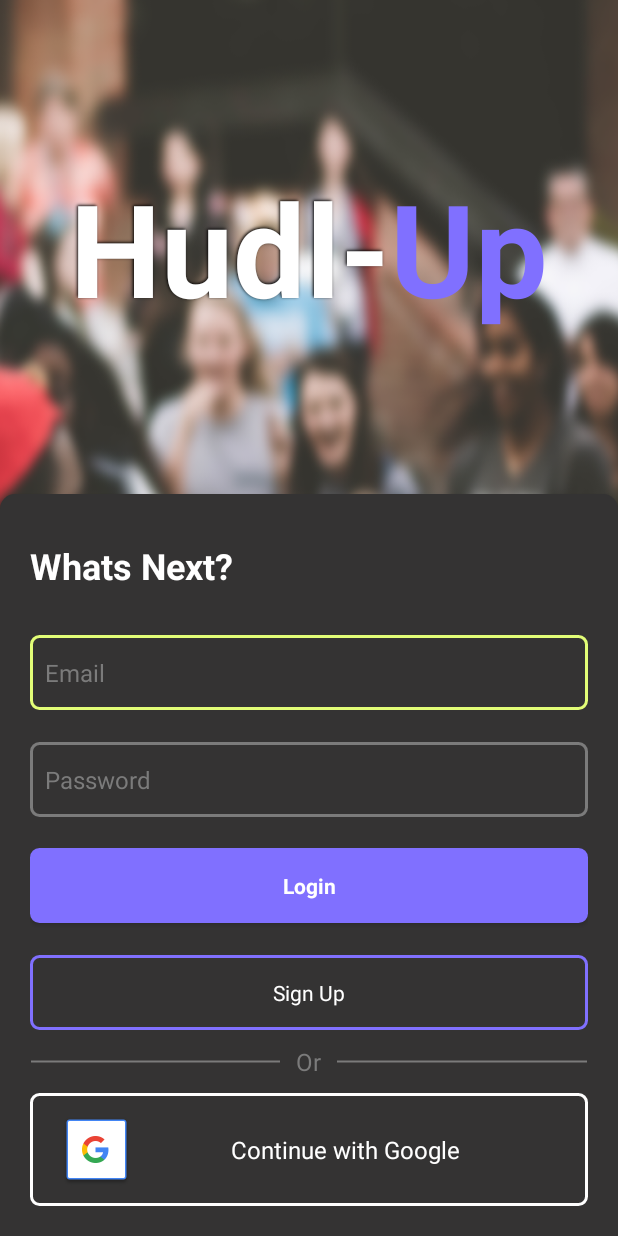
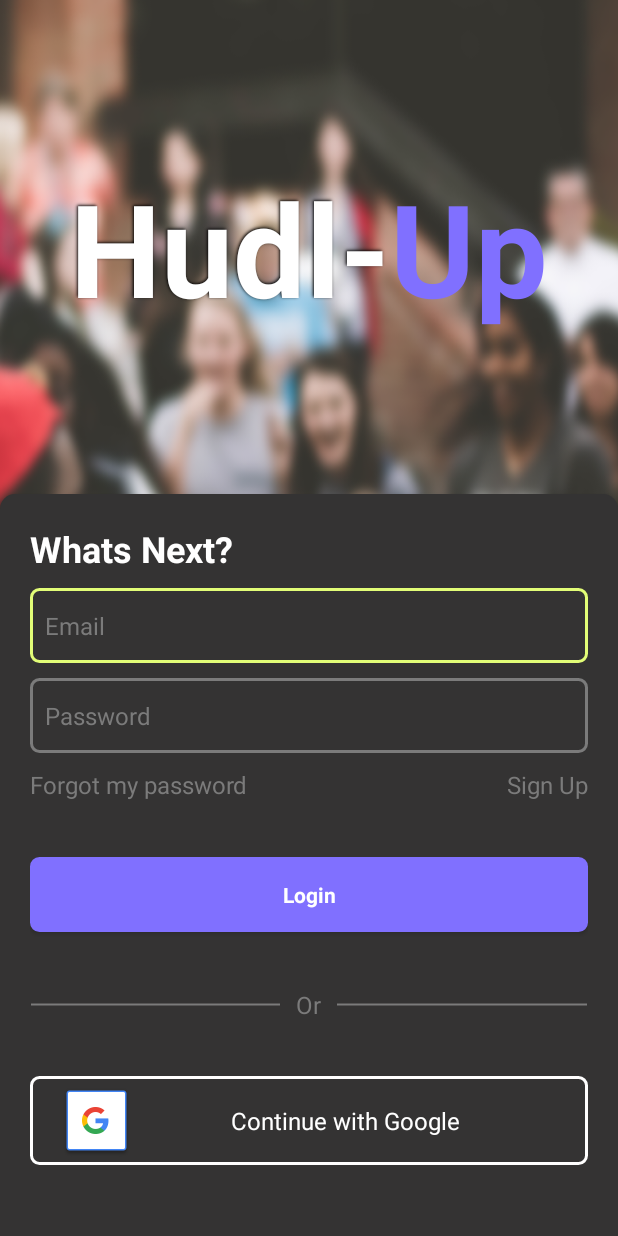
Before and after one commit to atomichades/hudlup-android-kotlin, an Android app: the screen it shows after launch (LoginActivity), on a phone screen of 412 x 824 dp. Run offline under Robolectric (Android 15) with nearby library versions, the phone set to English and light mode, and no system bars.

```diff
--- a/app/build.gradle
+++ b/app/build.gradle
@@ -6,7 +6,6 @@ plugins {
 android {
     namespace 'com.example.hudlup'
     compileSdk 33
-
     defaultConfig {
         applicationId "com.example.hudlup"
         minSdk 30
@@ -22,6 +21,11 @@ android {
             proguardFiles getDefaultProguardFile('proguard-android-optimize.txt'), 'proguard-rules.pro'
         }
     }
+
+    buildFeatures {
+        viewBinding = true
+    }
+
     compileOptions {
         sourceCompatibility JavaVersion.VERSION_11
         targetCompatibility JavaVersion.VERSION_11
--- a/app/src/main/java/com/example/hudlup/onboarding/LoginActivity.kt
+++ b/app/src/main/java/com/example/hudlup/onboarding/LoginActivity.kt
@@ -1,12 +1,30 @@
 package com.example.hudlup.onboarding
 
+import android.content.Intent
 import androidx.appcompat.app.AppCompatActivity
 import android.os.Bundle
 import com.example.hudlup.R
+import com.example.hudlup.databinding.ActivityForgottenPasswordBinding
+import com.example.hudlup.databinding.ActivityLoginBinding
 
 class LoginActivity : AppCompatActivity() {
+    private lateinit var binding: ActivityLoginBinding
     override fun onCreate(savedInstanceState: Bundle?) {
         super.onCreate(savedInstanceState)
-        setContentView(R.layout.activity_login)
+        //setup ViewBinding
+        binding = ActivityLoginBinding.inflate(layoutInflater)
+        val view = binding.root
+        setContentView(view)
+        setupButtons()
+    }
+
+    private fun setupButtons(){
+        binding.forgotMyPasswordBtn.setOnClickListener {
+            startActivity(Intent(this@LoginActivity,ForgottenPassword::class.java))
+        }
+
+        binding.signUpBtn.setOnClickListener {
+            startActivity(Intent(this@LoginActivity, SignUpActivity::class.java))
+        }
     }
 }
--- a/app/src/main/res/layout/activity_login.xml
+++ b/app/src/main/res/layout/activity_login.xml
@@ -57,12 +57,11 @@
 
         <TextView
             android:layout_width="match_parent"
-            android:layout_height="0dp"
+            android:layout_height="wrap_content"
             android:id="@id/title"
             app:layout_constraintTop_toTopOf="parent"
             app:layout_constraintStart_toStartOf="parent"
             app:layout_constraintEnd_toEndOf="parent"
-            app:layout_constraintBottom_toTopOf="@+id/emailEditTxt"
             style="@style/Heading1"
             android:text="Whats Next?"
             />
@@ -75,7 +74,6 @@
             app:layout_constraintEnd_toEndOf="parent"
             app:layout_constraintHeight_max="75dp"
             app:layout_constraintHeight_min="50dp"
-            app:layout_constraintBottom_toTopOf="@+id/passwordEditTxt"
             android:id="@+id/emailEditTxt"
             style="@style/editText"
             android:hint="@string/email"
@@ -91,13 +89,44 @@
             app:layout_constraintTop_toBottomOf="@id/emailEditTxt"
             app:layout_constraintStart_toStartOf="parent"
             app:layout_constraintEnd_toEndOf="parent"
-            app:layout_constraintBottom_toTopOf="@+id/login_btn"
             style="@style/editText"
             android:hint="@string/password"
             android:id="@+id/passwordEditTxt"
             android:background="@drawable/rounded_edittext_states"
             android:inputType="textPassword"
             />
+        <LinearLayout
+            android:layout_width="match_parent"
+            android:layout_height="wrap_content"
+            android:id="@+id/signup_passwordLayout"
+            app:layout_constraintTop_toBottomOf="@id/passwordEditTxt"
+            app:layout_constraintStart_toStartOf="parent"
+            app:layout_constraintEnd_toEndOf="parent"
+            android:orientation="horizontal"
+            android:layout_marginTop="10dp"
+            >
+            <TextView
+                android:layout_width="0dp"
+                android:layout_height="wrap_content"
+                android:id="@+id/forgotMyPasswordBtn"
+                android:layout_weight="0.5"
+                android:padding="0dp"
+                style="@style/infoText"
+                android:text="Forgot my password"
+                />
+            <TextView
+                android:layout_width="0dp"
+                android:layout_height="wrap_content"
+                android:layout_weight="0.5"
+                android:id="@+id/signUpBtn"
+                android:text="Sign Up"
+                android:padding="0dp"
+                style="@style/infoText"
+                android:textAlignment="textEnd"
+                />
+
+
+        </LinearLayout>
         <Button
             android:layout_width="match_parent"
             android:layout_height="wrap_content"
@@ -105,38 +134,25 @@
             android:layout_marginTop="10dp"
             app:layout_constraintHeight_max="100dp"
             app:layout_constraintHeight_min="50dp"
-            app:layout_constraintTop_toBottomOf="@id/passwordEditTxt"
+            app:layout_constraintTop_toBottomOf="@id/signup_passwordLayout"
             app:layout_constraintStart_toStartOf="parent"
             app:layout_constraintEnd_toEndOf="parent"
-            app:layout_constraintBottom_toTopOf="@+id/signup_btn"
+            app:layout_constraintBottom_toTopOf="@+id/divider"
             style="@style/primaryBtn"
             android:text="@string/login"
             />
-        <Button
-            android:layout_width="match_parent"
-            android:layout_height="wrap_content"
-            android:id="@+id/signup_btn"
-            android:layout_marginTop="10dp"
-            app:layout_constraintHeight_max="100dp"
-            app:layout_constraintHeight_min="50dp"
-            app:layout_constraintTop_toBottomOf="@id/login_btn"
-            app:layout_constraintStart_toStartOf="parent"
-            app:layout_constraintEnd_toEndOf="parent"
-            app:layout_constraintBottom_toTopOf="@+id/divider"
 
-            style="@style/secondaryBtn"
-            android:text="@string/sign_up"
-            />
 
         <LinearLayout
             android:layout_width="match_parent"
             android:orientation="horizontal"
-            app:layout_constraintTop_toBottomOf="@id/signup_btn"
+            app:layout_constraintTop_toBottomOf="@id/login_btn"
             app:layout_constraintStart_toStartOf="parent"
             app:layout_constraintEnd_toEndOf="parent"
+            app:layout_constraintBottom_toTopOf="@+id/google_loginBtn"
             android:id="@+id/divider"
             android:gravity="center_vertical"
-            android:layout_height="0dp">
+            android:layout_height="wrap_content">
             <ImageView
                 android:layout_width="0dp"
                 android:layout_height="wrap_content"
@@ -160,7 +176,8 @@
         </LinearLayout>
         <Button
             android:layout_width="match_parent"
-            android:layout_height="0dp"
+            android:layout_height="wrap_content"
+            android:id="@+id/google_loginBtn"
             app:layout_constraintHeight_max="75dp"
             app:layout_constraintTop_toBottomOf="@id/divider"
             app:layout_constraintStart_toStartOf="parent"
--- a/app/src/main/res/values/themes.xml
+++ b/app/src/main/res/values/themes.xml
@@ -7,7 +7,7 @@
 
         <item name="colorOnSecondary">@color/black</item>
         <!-- Status bar color. -->
-        <item name="android:statusBarColor">?attr/colorPrimaryVariant</item>
+        <item name="android:statusBarColor">@color/BG</item>
         <!-- Customize your theme here. -->
     </style>
 
```
Also changed, not shown: app/src/main/AndroidManifest.xml (+11 -2 lines), app/src/main/java/com/example/hudlup/onboarding/ForgottenPassword.kt (added, +25 -0 lines), app/src/main/java/com/example/hudlup/onboarding/SignUpActivity.kt (added, +22 -0 lines), app/src/main/res/layout/activity_forgotten_password.xml (added, +10 -0 lines), app/src/main/res/layout/activity_sign_up.xml (added, +10 -0 lines).
